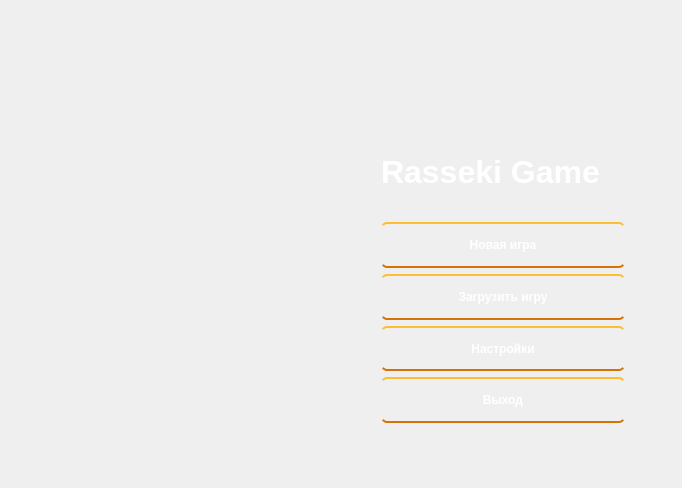
First picture: the form in windows/menuwindow.ui, repository Rasseki-Studios/rasseki.game, before the edit.
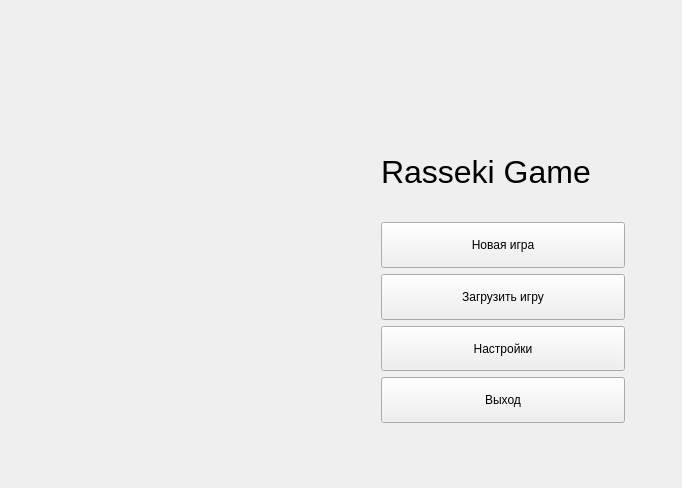
Second picture: the form after the edit. Icons and pictures are not drawn.

What changed in the file:
```diff
--- a/windows/menuwindow.ui
+++ b/windows/menuwindow.ui
@@ -14,27 +14,7 @@
    <string>Rasseki Game</string>
   </property>
   <property name="styleSheet">
-   <string notr="true">QWidget {
-	color: white;
-	font-weight: bold
-}
-
-QPushButton {
-  color: white;
-  text-decoration: none;
-  padding: .5em 2em;
-  outline: none;
-  border-width: 2px 0;
-  border-style: solid none;
-  border-color: #FDBE33 #000 #D77206;
-  border-radius: 6px;
-  background: linear-gradient(#F3AE0F, #E38916) #E38916;
-}
-
-QMessageBox {
-    background-color: #CD853F;
-	background-image: url(&quot;:/bground.png&quot;)
-}</string>
+   <string notr="true"/>
   </property>
   <widget class="QWidget" name="centralWidget">
    <widget class="QWidget" name="gridLayoutWidget">
```
Left out of the diff: 2 changed lines with no effect on the pictures.
